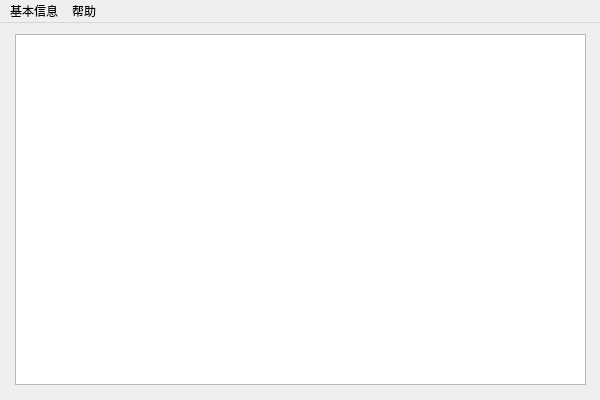
Before: the Qt Designer form stu_manager_gui/stu_manager_gui.ui in zihaol/stu_manager_gui, drawn with Qt 5.
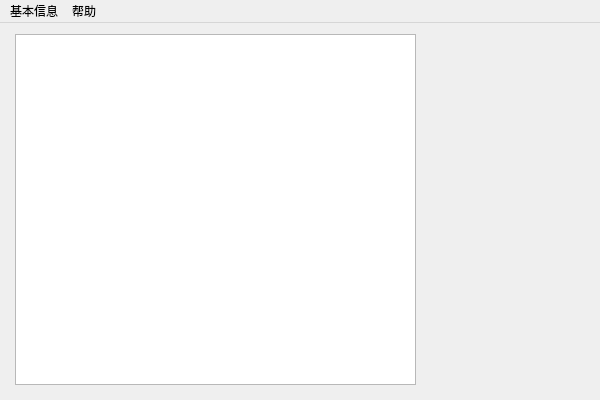
After: the same form once the commit is applied.

```diff
--- a/stu_manager_gui/stu_manager_gui.ui
+++ b/stu_manager_gui/stu_manager_gui.ui
@@ -19,7 +19,7 @@
      <rect>
       <x>15</x>
       <y>11</y>
-      <width>571</width>
+      <width>401</width>
       <height>351</height>
      </rect>
     </property>
```
